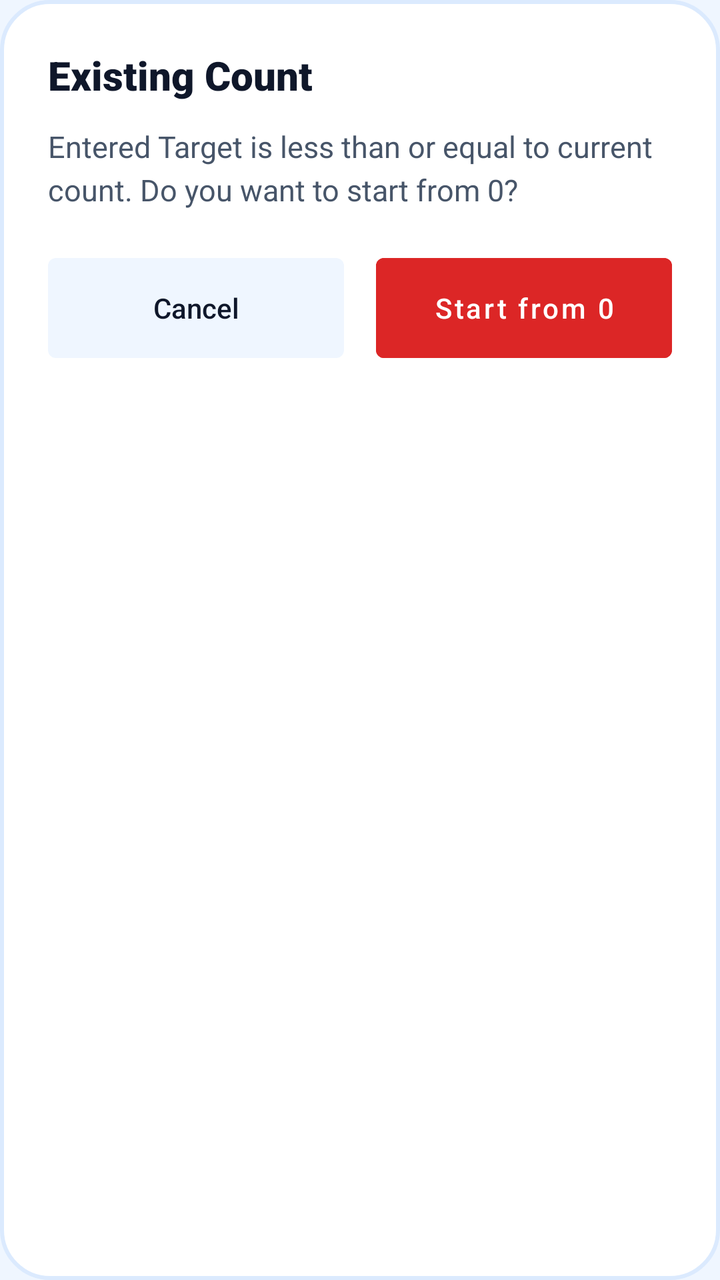
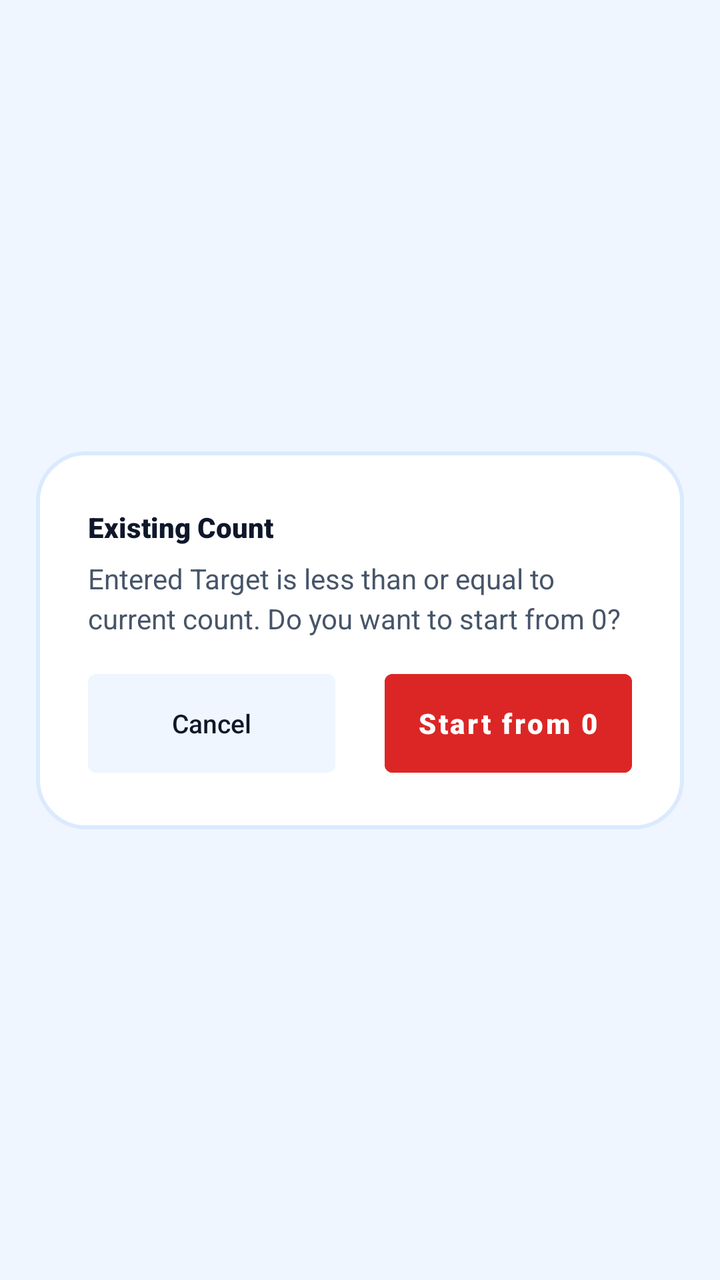

Before-and-after screenshots of an Android layout around one commit, followed by the original layout XML and the change that was made.
<!-- AndroidManifest.xml: application theme Theme.SmartTasbeeh -->
<!-- res/layout/dialog_target_less_warning.xml -->
<?xml version="1.0" encoding="utf-8"?>
<LinearLayout xmlns:android="http://schemas.android.com/apk/res/android"
    android:layout_width="300dp"
    android:layout_height="wrap_content"
    android:orientation="vertical"
    android:background="@drawable/dialog_background_premium"
    android:padding="24dp"
    android:layout_gravity="center">

    <TextView
        android:id="@+id/tvTitle"
        android:layout_width="wrap_content"
        android:layout_height="wrap_content"
        android:text="Existing Count"
        android:textSize="20sp"
        android:fontFamily="sans-serif-black"
        android:textColor="@color/text_primary"
        android:layout_marginBottom="12dp"/>

    <TextView
        android:id="@+id/tvMessage"
        android:layout_width="wrap_content"
        android:layout_height="wrap_content"
        android:text="Entered Target is less than or equal to current count. Do you want to start from 0?"
        android:textSize="15sp"
        android:textColor="@color/text_secondary"
        android:lineSpacingMultiplier="1.2"
        android:layout_marginBottom="24dp"/>

    <LinearLayout
        android:layout_width="match_parent"
        android:layout_height="wrap_content"
        android:orientation="horizontal"
        android:weightSum="2">

        <androidx.appcompat.widget.AppCompatButton
            android:id="@+id/btnCancel"
            android:layout_width="0dp"
            android:layout_height="50dp"
            android:layout_weight="1"
            android:text="Cancel"
            android:textAllCaps="false"
            android:textColor="@color/text_primary"
            android:background="@drawable/selector_cancel_reset"
            android:stateListAnimator="@null"
            android:padding="0dp"
            android:layout_marginEnd="8dp"/>

        <Button
            android:id="@+id/btnStartFromZero"
            android:layout_width="0dp"
            android:layout_height="50dp"
            android:layout_weight="1"
            android:text="Start from 0"
            android:textAllCaps="false"
            android:textColor="@color/white"
            android:backgroundTint="@color/delete_text"
            style="@style/Widget.MaterialComponents.Button.UnelevatedButton"
            android:insetTop="0dp"
            android:insetBottom="0dp"
            android:layout_marginStart="8dp"/>
    </LinearLayout>

</LinearLayout>
<!-- resources referenced by this layout -->
<resources>
  <color name="delete_text">#DC2626</color>
  <color name="text_primary">#0F172A</color>
  <color name="text_secondary">#475569</color>
  <color name="white">#FFFFFFFF</color>
  <!-- drawable dialog_background_premium (drawable) -->
  <?xml version="1.0" encoding="utf-8"?>
  <shape xmlns:android="http://schemas.android.com/apk/res/android"
      android:shape="rectangle">
      <solid android:color="@color/card_background"/>
      <corners android:radius="24dp"/>
      <stroke android:width="2dp"
          android:color="@color/card_stroke_color"/>
  </shape>
  <!-- drawable selector_cancel_reset (drawable) -->
  <?xml version="1.0" encoding="utf-8"?>
  <selector xmlns:android="http://schemas.android.com/apk/res/android">
      <item android:state_pressed="true">
          <shape android:shape="rectangle">
              <solid android:color="@color/cancel_btn_pressed_green"/> 
              <corners android:radius="4dp"/>
          </shape>
      </item>
      <item>
          <shape android:shape="rectangle">
              <solid android:color="@color/icon_btn_bg"/> 
              <corners android:radius="4dp"/>
          </shape>
      </item>
  </selector>
  <style name="Theme.SmartTasbeeh" parent="Base.Theme.SmartTasbeeh" />
  <color name="card_background">#FFFFFF</color>
  <color name="card_stroke_color">#DBEAFE</color>
  <color name="cancel_btn_pressed_green">#95B697</color>
  <color name="icon_btn_bg">#EFF6FF</color>
  <style name="Base.Theme.SmartTasbeeh" parent="Theme.Material3.DayNight.NoActionBar">
          <item name="colorPrimary">@color/tasbeeh_blue_primary</item>
          <item name="colorPrimaryVariant">@color/tasbeeh_blue_dark</item>
          <item name="colorOnPrimary">@color/white</item>
  
          <item name="android:statusBarColor">@color/tasbeeh_blue_dark</item>
          <item name="android:windowLightStatusBar">false</item>
  
          <item name="android:windowBackground">@color/background_light</item>
          <item name="android:textColor">@color/text_primary</item>
      </style>
  <color name="tasbeeh_blue_primary">#2563EB</color>
  <color name="tasbeeh_blue_dark">#1E3A8A</color>
  <color name="background_light">#EFF6FF</color>
</resources>

<!-- the commit's change to res/layout/dialog_target_less_warning.xml (unified diff, before → after) -->
@@ -1,64 +1,158 @@
 <?xml version="1.0" encoding="utf-8"?>
-<LinearLayout xmlns:android="http://schemas.android.com/apk/res/android"
-    android:layout_width="300dp"
+<androidx.constraintlayout.widget.ConstraintLayout xmlns:android="http://schemas.android.com/apk/res/android"
+    xmlns:app="http://schemas.android.com/apk/res-auto"
+    android:layout_width="match_parent"
     android:layout_height="wrap_content"
-    android:orientation="vertical"
-    android:background="@drawable/dialog_background_premium"
-    android:padding="24dp"
     android:layout_gravity="center">
 
-    <TextView
-        android:id="@+id/tvTitle"
-        android:layout_width="wrap_content"
+    
+    <androidx.constraintlayout.widget.ConstraintLayout
+        android:id="@+id/dialogBox"
+        android:layout_width="0dp"
         android:layout_height="wrap_content"
-        android:text="Existing Count"
-        android:textSize="20sp"
-        android:fontFamily="sans-serif-black"
-        android:textColor="@color/text_primary"
-        android:layout_marginBottom="12dp"/>
+        android:background="@drawable/dialog_background_premium"
+        app:layout_constraintWidth_percent="0.90"
+        app:layout_constraintStart_toStartOf="parent"
+        app:layout_constraintEnd_toEndOf="parent"
+        app:layout_constraintTop_toTopOf="parent"
+        app:layout_constraintBottom_toBottomOf="parent">
 
-    <TextView
-        android:id="@+id/tvMessage"
-        android:layout_width="wrap_content"
-        android:layout_height="wrap_content"
-        android:text="Entered Target is less than or equal to current count. Do you want to start from 0?"
-        android:textSize="15sp"
-        android:textColor="@color/text_secondary"
-        android:lineSpacingMultiplier="1.2"
-        android:layout_marginBottom="24dp"/>
+        
+        <androidx.constraintlayout.widget.Guideline
+            android:id="@+id/guideStart"
+            android:layout_width="wrap_content"
+            android:layout_height="wrap_content"
+            android:orientation="vertical"
+            app:layout_constraintGuide_percent="0.08" />
 
-    <LinearLayout
-        android:layout_width="match_parent"
-        android:layout_height="wrap_content"
-        android:orientation="horizontal"
-        android:weightSum="2">
+        <androidx.constraintlayout.widget.Guideline
+            android:id="@+id/guideEnd"
+            android:layout_width="wrap_content"
+            android:layout_height="wrap_content"
+            android:orientation="vertical"
+            app:layout_constraintGuide_percent="0.92" />
+
+        <androidx.constraintlayout.widget.Guideline
+            android:id="@+id/guideTop"
+            android:layout_width="wrap_content"
+            android:layout_height="wrap_content"
+            android:orientation="horizontal"
+            app:layout_constraintGuide_percent="0.15" />
+
+        <androidx.constraintlayout.widget.Guideline
+            android:id="@+id/guideBottom"
+            android:layout_width="wrap_content"
+            android:layout_height="wrap_content"
+            android:orientation="horizontal"
+            app:layout_constraintGuide_percent="0.85" />
+
+        <TextView
+            android:id="@+id/tvTitle"
+            android:layout_width="0dp"
+            android:layout_height="wrap_content"
+            android:text="@string/dialog_target_less_title"
+            android:fontFamily="sans-serif-black"
+            android:textColor="@color/text_primary"
+            app:layout_constraintStart_toStartOf="@id/guideStart"
+            app:layout_constraintEnd_toEndOf="@id/guideEnd"
+            app:layout_constraintTop_toTopOf="@id/guideTop"/>
+
+        
+        <Space
+            android:id="@+id/spaceTitleToMessage"
+            android:layout_width="0dp"
+            android:layout_height="0dp"
+            app:layout_constraintDimensionRatio="H,40:1"
+            app:layout_constraintStart_toStartOf="@id/guideStart"
+            app:layout_constraintEnd_toEndOf="@id/guideEnd"
+            app:layout_constraintTop_toBottomOf="@id/tvTitle" />
+
+        <TextView
+            android:id="@+id/tvMessage"
+            android:layout_width="0dp"
+            android:layout_height="wrap_content"
+            android:text="@string/dialog_target_less_message"
+            android:textColor="@color/text_secondary"
+            android:lineSpacingMultiplier="1.2"
+            app:layout_constraintStart_toStartOf="@id/guideStart"
+            app:layout_constraintEnd_toEndOf="@id/guideEnd"
+            app:layout_constraintTop_toBottomOf="@id/spaceTitleToMessage"/>
+
+        
+        <Space
+            android:id="@+id/spaceMessageToButtons"
+            android:layout_width="0dp"
+            android:layout_height="0dp"
+            app:layout_constraintDimensionRatio="H,15:1"
+            app:layout_constraintStart_toStartOf="@id/guideStart"
+            app:layout_constraintEnd_toEndOf="@id/guideEnd"
+            app:layout_constraintTop_toBottomOf="@id/tvMessage" />
+
+        
+        <androidx.constraintlayout.widget.ConstraintLayout
+            android:layout_width="0dp"
+            android:layout_height="wrap_content"
+            app:layout_constraintStart_toStartOf="@id/guideStart"
+            app:layout_constraintEnd_toEndOf="@id/guideEnd"
+            app:layout_constraintTop_toBottomOf="@id/spaceMessageToButtons"
+            app:layout_constraintBottom_toBottomOf="@id/guideBottom">
 
         <androidx.appcompat.widget.AppCompatButton
             android:id="@+id/btnCancel"
             android:layout_width="0dp"
-            android:layout_height="50dp"
-            android:layout_weight="1"
-            android:text="Cancel"
+            android:layout_height="0dp"
+            android:text="@string/dialog_cancel"
             android:textAllCaps="false"
             android:textColor="@color/text_primary"
             android:background="@drawable/selector_cancel_reset"
             android:stateListAnimator="@null"
-            android:padding="0dp"
-            android:layout_marginEnd="8dp"/>
+            android:minHeight="48dp"
+            app:autoSizeTextType="uniform"
+            app:autoSizeMinTextSize="10sp"
+            app:autoSizeMaxTextSize="13sp"
+            app:layout_constraintHeight_min="48dp"
+            app:layout_constraintWidth_max="280dp"
+            app:layout_constraintDimensionRatio="H,2.5:1"
+            app:layout_constraintStart_toStartOf="parent"
+            app:layout_constraintTop_toTopOf="parent"
+            app:layout_constraintBottom_toBottomOf="parent"
+            app:layout_constraintEnd_toStartOf="@+id/buttonGap"
+            app:layout_constraintHorizontal_weight="1"/>
 
-        <Button
-            android:id="@+id/btnStartFromZero"
-            android:layout_width="0dp"
-            android:layout_height="50dp"
-            android:layout_weight="1"
-            android:text="Start from 0"
-            android:textAllCaps="false"
-            android:textColor="@color/white"
-            android:backgroundTint="@color/delete_text"
-            style="@style/Widget.MaterialComponents.Button.UnelevatedButton"
-            android:insetTop="0dp"
-            android:insetBottom="0dp"
-            android:layout_marginStart="8dp"/>
-    </LinearLayout>
+            <Space
+                android:id="@+id/buttonGap"
+                android:layout_width="0dp"
+                android:layout_height="0dp"
+                app:layout_constraintHorizontal_weight="0.2"
+                app:layout_constraintStart_toEndOf="@id/btnCancel"
+                app:layout_constraintEnd_toStartOf="@+id/btnStartFromZero"
+                app:layout_constraintTop_toTopOf="parent"
+                app:layout_constraintBottom_toBottomOf="parent" />
 
-</LinearLayout>
+            <Button
+                android:id="@+id/btnStartFromZero"
+                android:layout_width="0dp"
+                android:layout_height="0dp"
+                android:text="@string/dialog_start_from_zero"
+                android:textAllCaps="false"
+                android:textColor="@color/white"
+                android:backgroundTint="@color/delete_text"
+                android:fontFamily="sans-serif-black"
+                style="@style/Widget.MaterialComponents.Button.UnelevatedButton"
+                android:insetTop="0dp"
+                android:insetBottom="0dp"
+                android:minHeight="48dp"
+                app:layout_constraintHeight_min="48dp"
+                app:layout_constraintWidth_max="280dp"
+                app:layout_constraintDimensionRatio="H,2.5:1"
+                app:layout_constraintEnd_toEndOf="parent"
+                app:layout_constraintTop_toTopOf="parent"
+                app:layout_constraintBottom_toBottomOf="parent"
+                app:layout_constraintStart_toEndOf="@id/buttonGap"
+                app:layout_constraintHorizontal_weight="1"/>
+
+        </androidx.constraintlayout.widget.ConstraintLayout>
+
+    </androidx.constraintlayout.widget.ConstraintLayout>
+
+</androidx.constraintlayout.widget.ConstraintLayout>
<!-- resource entries referenced after the edit -->
@@ -29,6 +29,10 @@
           </shape>
       </item>
   </selector>
+  <string name="dialog_cancel">Cancel</string>
+  <string name="dialog_start_from_zero">Start from 0</string>
+  <string name="dialog_target_less_message">Entered Target is less than or equal to current count. Do you want to start from 0?</string>
+  <string name="dialog_target_less_title">Existing Count</string>
   <style name="Theme.SmartTasbeeh" parent="Base.Theme.SmartTasbeeh" />
   <color name="card_background">#FFFFFF</color>
   <color name="card_stroke_color">#DBEAFE</color>
